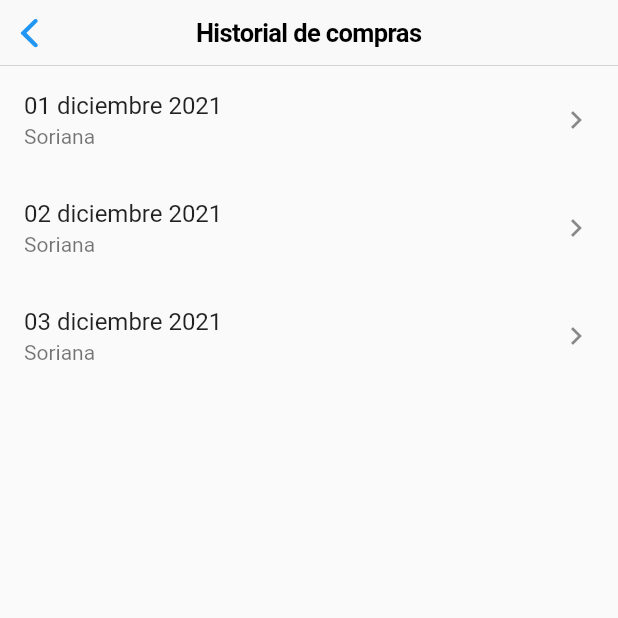
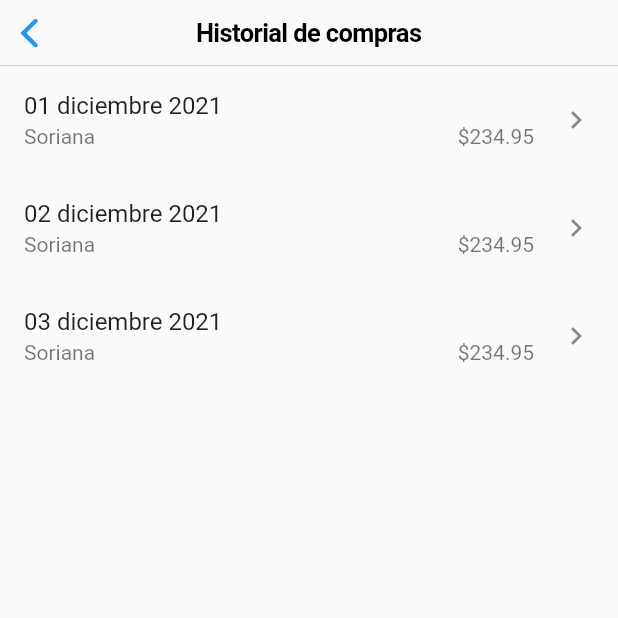
Before and after one commit to MoyaMaker/money_manager, a Flutter app: the GroceriesShoppingHistoryPage screen opened by its route, on a phone screen of 412 x 824 dp, the top half of it. Run offline on Flutter 3.47's test engine with Material 2 defaults, Android fonts, the phone set to English and light mode, and no system bars; our stand-ins replace flutter_mobx, mobx; generated files the repository leaves out were written again.

Commit message:
adding price in order

```diff
--- a/lib/modules/groceries/pages/shopping_history_page.dart
+++ b/lib/modules/groceries/pages/shopping_history_page.dart
@@ -15,7 +15,13 @@ class GroceriesShoppingHistoryPage extends StatelessWidget {
             itemBuilder: (_, int index) {
               return ListTile(
                 title: Text('0${index + 1} diciembre 2021'),
-                subtitle: const Text('Soriana'),
+                subtitle: Row(
+                  mainAxisAlignment: MainAxisAlignment.spaceBetween,
+                  children: const [
+                    Text('Soriana'),
+                    Text(r'$234.95'),
+                  ],
+                ),
                 trailing: const Icon(Icons.keyboard_arrow_right),
                 onTap: () =>
                     Navigator.pushNamed(context, 'groceries/shopping-detail'),
```
